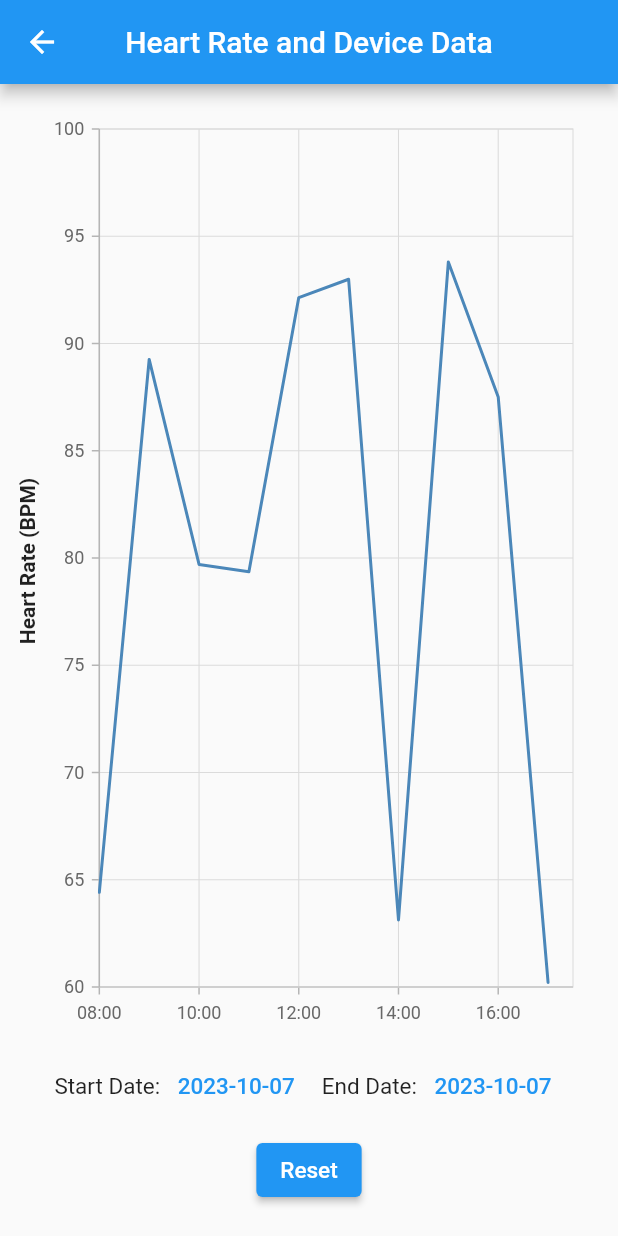
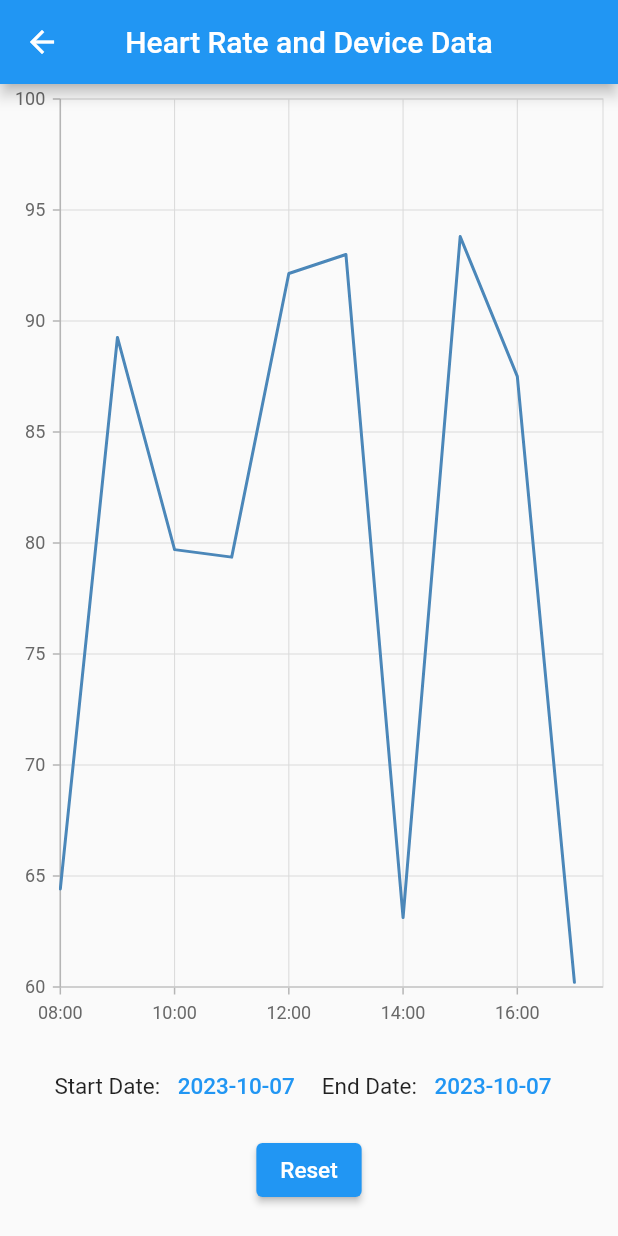
Before and after one commit to TylerHight/Que-App, a Flutter app: the DataScreen screen opened directly, on a phone screen of 412 x 824 dp. Run offline on Flutter 3.47's test engine with Material 2 defaults, Android fonts, the phone set to English and light mode, and no system bars; our stand-ins replace syncfusion_flutter_charts.

Commit message:
tidied code

```diff
--- a/lib/main.dart
+++ b/lib/main.dart
@@ -1,16 +1,18 @@
 import 'package:flutter/material.dart';
 import 'package:provider/provider.dart';
-import 'main_screens/home_screen/home_screen.dart';
-import 'main_screens/settings_screen.dart';
-import 'main_screens/data_screen/data_screen.dart';
-import 'main_screens/account_screen.dart';
-import 'main_screens/home_screen/device_data.dart'; // Import the DeviceData class
+import 'screens/home_screen/home_screen.dart';
+import 'screens/settings_screen.dart';
+import 'screens/data_screen/data_screen.dart';
+import 'screens/account_screen.dart';
+import 'screens/home_screen/device_data.dart'; // Import the DeviceData class
 
 void main() {
-  runApp(QueApp());
+  runApp(const QueApp());
 }
 
 class QueApp extends StatelessWidget {
+  const QueApp({super.key});
+
   @override
   Widget build(BuildContext context) {
     return ChangeNotifierProvider(
@@ -20,13 +22,15 @@ class QueApp extends StatelessWidget {
         theme: ThemeData(
           primarySwatch: Colors.blue,
         ),
-        home: MyHomePage(),
+        home: const MyHomePage(),
       ),
     );
   }
 }
 
 class MyHomePage extends StatefulWidget {
+  const MyHomePage({super.key});
+
   @override
   _MyHomePageState createState() => _MyHomePageState();
 }
@@ -54,7 +58,7 @@ class _MyHomePageState extends State<MyHomePage> {
           });
         },
         unselectedItemColor: Colors.grey[700],
-        items: [
+        items: const [
           BottomNavigationBarItem(
             icon: Icon(Icons.home),
             label: 'Home',
--- a/lib/main_screens/data_screen/data_screen.dart
+++ b/lib/screens/data_screen/data_screen.dart
@@ -1,6 +1,6 @@
 import 'package:flutter/material.dart';
 import 'package:syncfusion_flutter_charts/charts.dart';
-import 'generated_hr_data.dart';
+import 'data/generated_hr_data.dart';
 
 class DataScreen extends StatefulWidget {
   @override
@@ -46,31 +46,20 @@ class _DataScreenState extends State<DataScreen> {
         children: [
           Expanded(
             child: Center(
-              child: Row(
-                children: [
-                  Container(
-                    margin: EdgeInsets.only(left: 10, right: 0),
-                    child: RotatedBox(
-                      quarterTurns: -1,
-                      child: Text(
-                        'Heart Rate (BPM)',
-                        style: TextStyle(
-                          fontWeight: FontWeight.bold,
-                        ),
-                      ),
-                    ),
-                  ),
-                  Expanded(
-                    child: Container(
-                      padding: EdgeInsets.only(left: 0, right: 20, top: 20, bottom: 0),
               child: SfCartesianChart(
                 primaryXAxis: DateTimeAxis(
                   minimum: selectedStartDate,
                   maximum: selectedEndDate,
+                  isVisible: true, // Enable x-axis visibility
+                  zoomFactor: 0.6, // Set zoom factor
+                  zoomPosition: 0.4, // Set zoom position
+                  enableAutoIntervalOnZooming: true, // Auto-calculate interval on zooming
+                  intervalType: DateTimeIntervalType.hours, // Set interval type
                 ),
                 primaryYAxis: NumericAxis(
                   minimum: minY,
                   maximum: maxY,
+                  isVisible: true, // Enable y-axis visibility
                   interval: 5,
                 ),
                 series: <ChartSeries>[
@@ -80,10 +69,12 @@ class _DataScreenState extends State<DataScreen> {
                     yValueMapper: (MapEntry<DateTime, double> entry, _) => entry.value,
                   ),
                 ],
+                // Enable zooming and panning
+                zoomPanBehavior: ZoomPanBehavior(
+                  enablePanning: true, // Enable panning
+                  enablePinching: true, // Enable pinching to zoom
+                  zoomMode: ZoomMode.x, // Zoom only in the x-axis direction
                 ),
-                    ),
-                  ),
-                ],
               ),
             ),
           ),
```
Also changed, not shown: lib/screens/account_screen.dart (renamed from lib/main_screens/account_screen.dart), lib/screens/data_screen/data/generated_hr_data.dart (renamed from lib/main_screens/data_screen/generated_hr_data.dart), lib/screens/home_screen/binary_button.dart (renamed from lib/main_screens/home_screen/binary_button.dart), lib/screens/home_screen/device_data.dart (renamed from lib/main_screens/home_screen/device_data.dart), lib/screens/home_screen/device_name_dialog.dart (renamed from lib/main_screens/home_screen/device_name_dialog.dart), lib/screens/home_screen/device_remote.dart (renamed from lib/main_screens/home_screen/device_remote.dart), lib/screens/home_screen/device_settings_screen.dart (renamed from lib/main_screens/home_screen/device_settings_screen.dart), lib/screens/home_screen/home_screen.dart (renamed from lib/main_screens/home_screen/home_screen.dart), lib/screens/settings_screen.dart (renamed from lib/main_screens/settings_screen.dart). Lines whose indentation alone changed are shown as unchanged.
